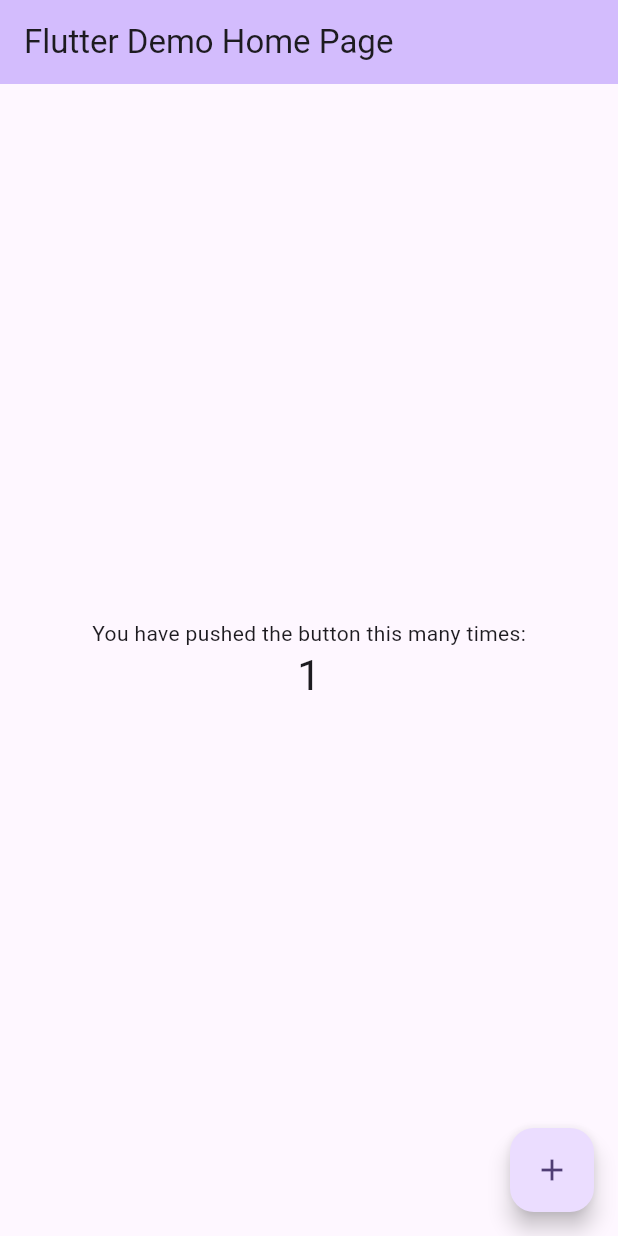
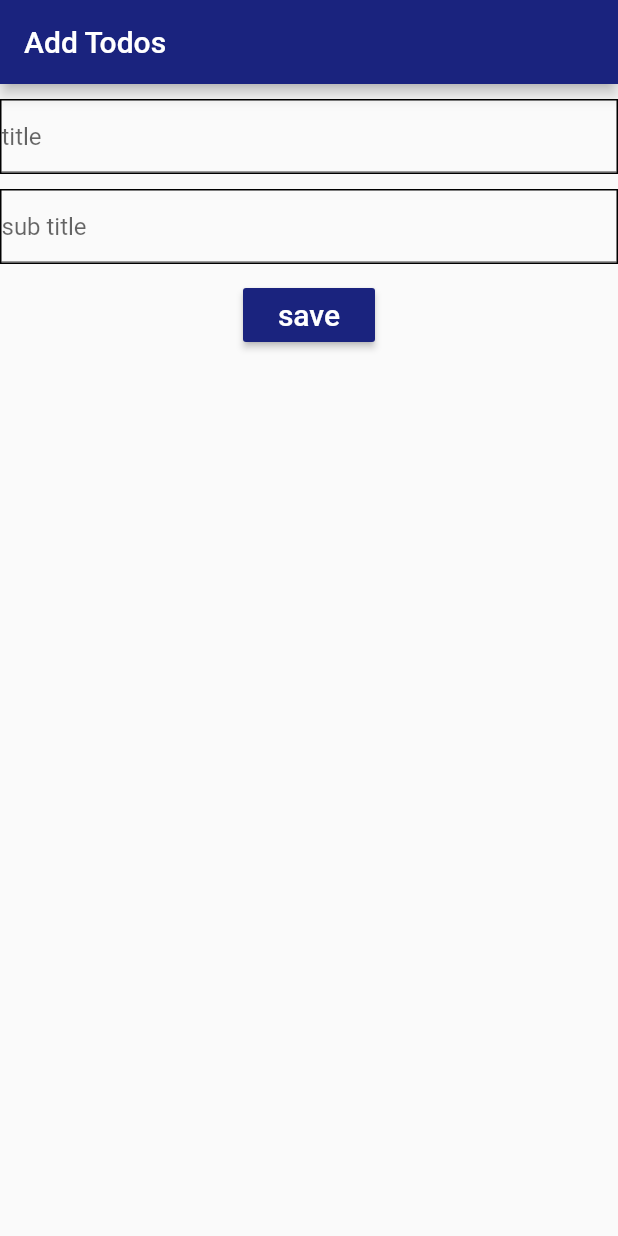
Before and after one commit to khalidelasrii/Firebase_Google_SingIn, a Flutter app: the screen it shows after launch, after a tap on the "add" icon, on a phone screen of 412 x 824 dp. Run offline on Flutter 3.47's test engine with Material 2 defaults, Android fonts, the phone set to English and light mode, and no system bars; our stand-ins replace firebase_core, firebase_database; accounts and stored records are empty.

Commit message:
version firebase

```diff
--- /dev/null
+++ b/lib/addnote.dart
@@ -0,0 +1,87 @@
+import 'dart:math';
+
+// ignore: depend_on_referenced_packages
+import 'package:firebase_database/firebase_database.dart';
+import 'package:flutter/material.dart';
+import 'main.dart';
+
+class Addnote extends StatefulWidget {
+  const Addnote({super.key});
+
+  @override
+  // ignore: library_private_types_in_public_api
+  _AddnoteState createState() => _AddnoteState();
+}
+
+class _AddnoteState extends State<Addnote> {
+  TextEditingController second = TextEditingController();
+
+  TextEditingController third = TextEditingController();
+
+  final fb = FirebaseDatabase.instance;
+  @override
+  Widget build(BuildContext context) {
+    var rng = Random();
+    var k = rng.nextInt(10000);
+
+    final ref = fb.ref().child('todos/$k');
+
+    return Scaffold(
+      appBar: AppBar(
+        title: const Text("Add Todos"),
+        backgroundColor: Colors.indigo[900],
+      ),
+      body: SizedBox(
+        child: Column(
+          children: [
+            const SizedBox(
+              height: 10,
+            ),
+            Container(
+              decoration: BoxDecoration(border: Border.all()),
+              child: TextField(
+                controller: second,
+                decoration: const InputDecoration(
+                  hintText: 'title',
+                ),
+              ),
+            ),
+            const SizedBox(
+              height: 10,
+            ),
+            Container(
+              decoration: BoxDecoration(border: Border.all()),
+              child: TextField(
+                controller: third,
+                decoration: const InputDecoration(
+                  hintText: 'sub title',
+                ),
+              ),
+            ),
+            const SizedBox(
+              height: 10,
+            ),
+            MaterialButton(
+              color: Colors.indigo[900],
+              onPressed: () {
+                ref.set({
+                  "title": second.text,
+                  "subtitle": third.text,
+                }).asStream();
+                Navigator.pushReplacement(
+                    context, MaterialPageRoute(builder: (_) => Home()));
+              },
+              child: const Text(
+                "save",
+                style: TextStyle(
+                  color: Colors.white,
+                  fontSize: 20,
+                ),
+              ),
+            ),
+          ],
+        ),
+      ),
+    );
+  }
+}
--- a/lib/main.dart
+++ b/lib/main.dart
@@ -1,125 +1,207 @@
+import 'package:firebase_core/firebase_core.dart';
+import 'package:firebase_database/firebase_database.dart';
+import 'package:firebase_database/ui/firebase_animated_list.dart';
 import 'package:flutter/material.dart';
 
-void main() {
+import 'addnote.dart';
+
+void main() async {
+  WidgetsFlutterBinding.ensureInitialized();
+  await Firebase.initializeApp();
   runApp(const MyApp());
 }
 
-class MyApp extends StatelessWidget {
+class MyApp extends StatefulWidget {
   const MyApp({super.key});
 
-  // This widget is the root of your application.
+  @override
+  // ignore: library_private_types_in_public_api
+  _MyAppState createState() => _MyAppState();
+}
+
+class _MyAppState extends State<MyApp> {
   @override
   Widget build(BuildContext context) {
     return MaterialApp(
-      title: 'Flutter Demo',
+      title: "todo app",
       theme: ThemeData(
-        // This is the theme of your application.
-        //
-        // TRY THIS: Try running your application with "flutter run". You'll see
-        // the application has a blue toolbar. Then, without quitting the app,
-        // try changing the seedColor in the colorScheme below to Colors.green
-        // and then invoke "hot reload" (save your changes or press the "hot
-        // reload" button in a Flutter-supported IDE, or press "r" if you used
-        // the command line to start the app).
-        //
-        // Notice that the counter didn't reset back to zero; the application
-        // state is not lost during the reload. To reset the state, use hot
-        // restart instead.
-        //
-        // This works for code too, not just values: Most code changes can be
-        // tested with just a hot reload.
-        colorScheme: ColorScheme.fromSeed(seedColor: Colors.deepPurple),
-        useMaterial3: true,
+        primaryColor: Colors.greenAccent[700],
       ),
-      home: const MyHomePage(title: 'Flutter Demo Home Page'),
+      home: Home(),
+      debugShowCheckedModeBanner: false,
     );
   }
 }
 
-class MyHomePage extends StatefulWidget {
-  const MyHomePage({super.key, required this.title});
-
-  // This widget is the home page of your application. It is stateful, meaning
-  // that it has a State object (defined below) that contains fields that affect
-  // how it looks.
-
-  // This class is the configuration for the state. It holds the values (in this
-  // case the title) provided by the parent (in this case the App widget) and
-  // used by the build method of the State. Fields in a Widget subclass are
-  // always marked "final".
-
-  final String title;
-
+class Home extends StatefulWidget {
   @override
-  State<MyHomePage> createState() => _MyHomePageState();
+  _HomeState createState() => _HomeState();
 }
 
-class _MyHomePageState extends State<MyHomePage> {
-  int _counter = 0;
+class _HomeState extends State<Home> {
+  final fb = FirebaseDatabase.instance;
+  TextEditingController second = TextEditingController();
 
-  void _incrementCounter() {
-    setState(() {
-      // This call to setState tells the Flutter framework that something has
-      // changed in this State, which causes it to rerun the build method below
-      // so that the display can reflect the updated values. If we changed
-      // _counter without calling setState(), then the build method would not be
-      // called again, and so nothing would appear to happen.
-      _counter++;
-    });
-  }
-
+  TextEditingController third = TextEditingController();
+  dynamic l;
+  dynamic g;
+  dynamic k;
   @override
   Widget build(BuildContext context) {
-    // This method is rerun every time setState is called, for instance as done
-    // by the _incrementCounter method above.
-    //
-    // The Flutter framework has been optimized to make rerunning build methods
-    // fast, so that you can just rebuild anything that needs updating rather
-    // than having to individually change instances of widgets.
+    final ref = fb.ref().child('todos');
+
     return Scaffold(
+      floatingActionButton: FloatingActionButton(
+        backgroundColor: Colors.indigo[900],
+        onPressed: () {
+          Navigator.pushReplacement(
+            context,
+            MaterialPageRoute(
+              builder: (_) => const Addnote(),
+            ),
+          );
+        },
+        child: const Icon(
+          Icons.add,
+        ),
+      ),
       appBar: AppBar(
-        // TRY THIS: Try changing the color here to a specific color (to
-        // Colors.amber, perhaps?) and trigger a hot reload to see the AppBar
-        // change color while the other colors stay the same.
-        backgroundColor: Theme.of(context).colorScheme.inversePrimary,
-        // Here we take the value from the MyHomePage object that was created by
-        // the App.build method, and use it to set our appbar title.
-        title: Text(widget.title),
+        title: const Text(
+          'Todos',
+          style: TextStyle(
+            fontSize: 30,
           ),
-      body: Center(
-        // Center is a layout widget. It takes a single child and positions it
-        // in the middle of the parent.
-        child: Column(
-          // Column is also a layout widget. It takes a list of children and
-          // arranges them vertically. By default, it sizes itself to fit its
-          // children horizontally, and tries to be as tall as its parent.
-          //
-          // Column has various properties to control how it sizes itself and
-          // how it positions its children. Here we use mainAxisAlignment to
-          // center the children vertically; the main axis here is the vertical
-          // axis because Columns are vertical (the cross axis would be
-          // horizontal).
-          //
-          // TRY THIS: Invoke "debug painting" (choose the "Toggle Debug Paint"
-          // action in the IDE, or press "p" in the console), to see the
-          // wireframe for each widget.
-          mainAxisAlignment: MainAxisAlignment.center,
-          children: <Widget>[
-            const Text(
-              'You have pushed the button this many times:',
         ),
-            Text(
-              '$_counter',
-              style: Theme.of(context).textTheme.headlineMedium,
+        backgroundColor: Colors.indigo[900],
+      ),
+      body: FirebaseAnimatedList(
+        query: ref,
+        shrinkWrap: true,
+        itemBuilder: (context, snapshot, animation, index) {
+          var v =
+              snapshot.value.toString(); // {subtitle: webfun, title: subscribe}
+
+          g = v.replaceAll(
+              RegExp("{|}|subtitle: |title: "), ""); // webfun, subscribe
+          g.trim();
+
+          l = g.split(','); // [webfun,  subscribe}]
+
+          return GestureDetector(
+            onTap: () {
+              setState(() {
+                k = snapshot.key;
+              });
+
+              showDialog(
+                context: context,
+                builder: (ctx) => AlertDialog(
+                  title: Container(
+                    decoration: BoxDecoration(border: Border.all()),
+                    child: TextField(
+                      controller: second,
+                      textAlign: TextAlign.center,
+                      decoration: const InputDecoration(
+                        hintText: 'title',
+                      ),
+                    ),
+                  ),
+                  content: Container(
+                    decoration: BoxDecoration(border: Border.all()),
+                    child: TextField(
+                      controller: third,
+                      textAlign: TextAlign.center,
+                      decoration: const InputDecoration(
+                        hintText: 'sub title',
+                      ),
+                    ),
+                  ),
+                  actions: <Widget>[
+                    MaterialButton(
+                      onPressed: () {
+                        Navigator.of(ctx).pop();
+                      },
+                      color: const Color.fromARGB(255, 0, 22, 145),
+                      child: const Text(
+                        "Cancel",
+                        style: TextStyle(
+                          color: Colors.white,
+                        ),
+                      ),
+                    ),
+                    MaterialButton(
+                      onPressed: () async {
+                        await upd();
+                        // ignore: use_build_context_synchronously
+                        Navigator.of(ctx).pop();
+                      },
+                      color: const Color.fromARGB(255, 0, 22, 145),
+                      child: const Text(
+                        "Update",
+                        style: TextStyle(
+                          color: Colors.white,
+                        ),
+                      ),
                     ),
                   ],
                 ),
+              );
+            },
+            child: SizedBox(
+              child: Padding(
+                padding: const EdgeInsets.all(8.0),
+                child: ListTile(
+                  shape: RoundedRectangleBorder(
+                    side: const BorderSide(
+                      color: Colors.white,
                     ),
-      floatingActionButton: FloatingActionButton(
-        onPressed: _incrementCounter,
-        tooltip: 'Increment',
-        child: const Icon(Icons.add),
-      ), // This trailing comma makes auto-formatting nicer for build methods.
+                    borderRadius: BorderRadius.circular(10),
+                  ),
+                  tileColor: Colors.indigo[100],
+                  trailing: IconButton(
+                    icon: const Icon(
+                      Icons.delete,
+                      color: Color.fromARGB(255, 255, 0, 0),
+                    ),
+                    onPressed: () {
+                      ref.child(snapshot.key!).remove();
+                    },
+                  ),
+                  title: Text(
+                    l[1],
+                    // 'dd',
+                    style: const TextStyle(
+                      fontSize: 25,
+                      fontWeight: FontWeight.bold,
+                    ),
+                  ),
+                  subtitle: Text(
+                    l[0],
+                    // 'dd',
+
+                    style: const TextStyle(
+                      fontSize: 25,
+                      fontWeight: FontWeight.bold,
+                    ),
+                  ),
+                ),
+              ),
+            ),
+          );
+        },
+      ),
     );
   }
+
+  upd() async {
+    DatabaseReference ref1 = FirebaseDatabase.instance.ref("todos/$k");
+
+// Only update the name, leave the age and address!
+    await ref1.update({
+      "title": second.text,
+      "subtitle": third.text,
+    });
+    second.clear();
+    third.clear();
   }
+}
```
Also changed, not shown: pubspec.yaml (+7 -0 lines), pubspec.lock, 3 other files. Lines whose indentation alone changed are shown as unchanged.
